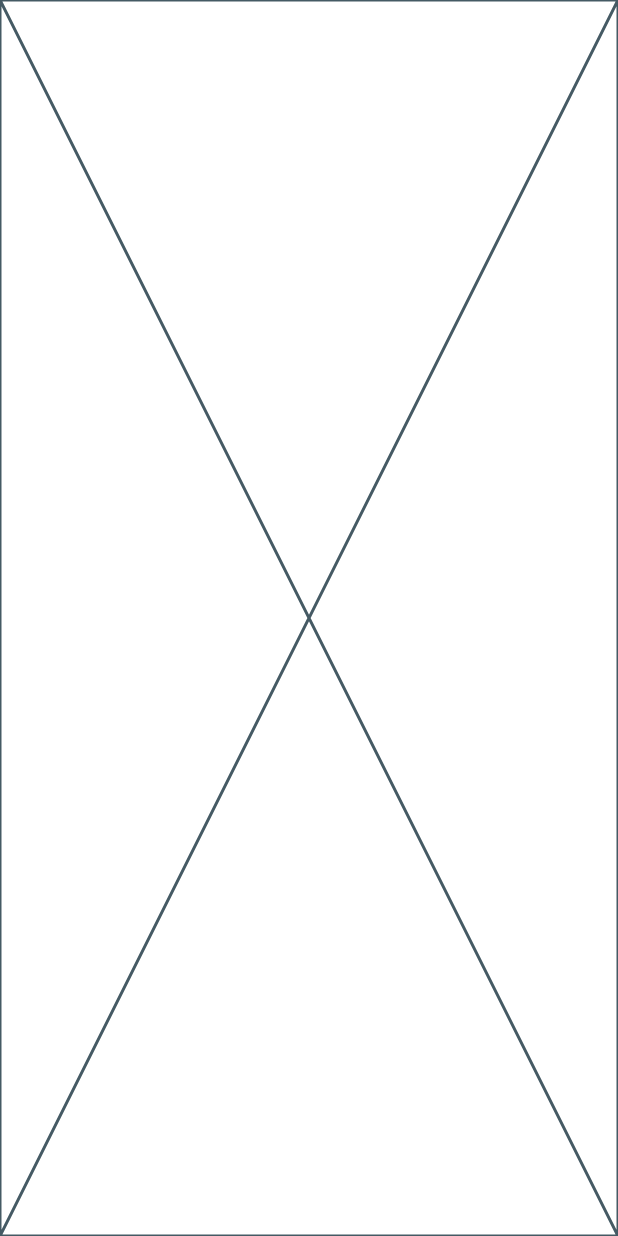
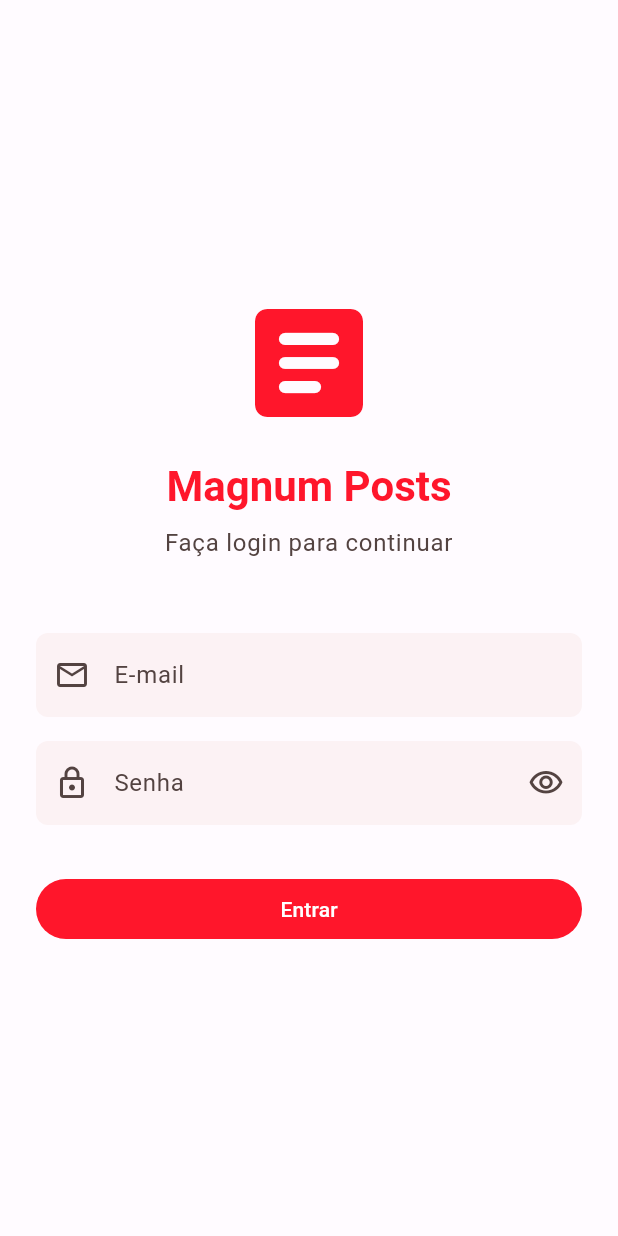
Before and after one commit to LucasMonteir0/magnum-posts, a Flutter app: the screen it shows after launch, on a phone screen of 412 x 824 dp. Run offline on Flutter 3.47's test engine with Material 3 defaults, Android fonts, the phone set to English and light mode, and no system bars; our stand-ins replace cloud_firestore, dio, equatable, firebase_auth, firebase_core, flutter_animate and 2 more; accounts and stored records are empty.

Commit message:
FEAT: create sign in view and implement business logic with bloc

```diff
--- a/lib/modules/auth/presentation/views/sign_in_view.dart
+++ b/lib/modules/auth/presentation/views/sign_in_view.dart
@@ -1,10 +1,138 @@
-import "package:flutter/widgets.dart";
+import "package:flutter/material.dart";
+import "package:flutter_bloc/flutter_bloc.dart";
+import "package:flutter_modular/flutter_modular.dart";
 
-class SignInView extends StatelessWidget {
+import "../../../commons/presentation/components/app_button.dart";
+import "../../../commons/presentation/components/app_text_field.dart";
+import "../../../commons/utils/config/routes.dart";
+import "../../../commons/utils/helpers/toast_helper.dart";
+import "../../../commons/utils/resources/theme/app_theme.dart";
+import "../../../commons/utils/states/base_state.dart";
+import "../../../commons/utils/validators/app_input_validators.dart";
+import "../blocs/sign_in_bloc.dart";
+
+class SignInView extends StatefulWidget {
   const SignInView({super.key});
 
   @override
+  State<SignInView> createState() => _SignInViewState();
+}
+
+class _SignInViewState extends State<SignInView> {
+  late final SignInBloc _bloc;
+  final _formKey = GlobalKey<FormState>();
+  final _emailController = TextEditingController();
+  final _passwordController = TextEditingController();
+
+  @override
+  void initState() {
+    super.initState();
+    _bloc = Modular.get<SignInBloc>();
+  }
+
+  @override
+  void dispose() {
+    _emailController.dispose();
+    _passwordController.dispose();
+    super.dispose();
+  }
+
+  void _onSignIn() {
+    if (_formKey.currentState?.validate() ?? false) {
+      _bloc.call(_emailController.text.trim(), _passwordController.text);
+    }
+  }
+
+  @override
   Widget build(BuildContext context) {
-    return const Placeholder();
+    final theme = Theme.of(context);
+    final colorScheme = theme.colorScheme;
+
+    return Scaffold(
+      body: BlocConsumer<SignInBloc, BaseState>(
+        bloc: _bloc,
+        listener: (context, state) {
+          if (state is SuccessState) {
+            ToastHelper.showSuccess(context, "Login realizado com sucesso");
+            Modular.to.navigate(Routes.posts + Routes.root);
+          } else if (state is ErrorState) {
+            ToastHelper.showError(context, state.error.message);
+          }
+        },
+        builder: (context, state) {
+          final isLoading = state is LoadingState;
+
+          return SafeArea(
+            child: Center(
+              child: SingleChildScrollView(
+                padding: const EdgeInsets.all(AppSpacing.lg),
+                child: Form(
+                  key: _formKey,
+                  child: Column(
+                    mainAxisAlignment: MainAxisAlignment.center,
+                    crossAxisAlignment: CrossAxisAlignment.stretch,
+                    children: [
+                      Icon(
+                        Icons.article_rounded,
+                        size: AppSizes.avatarXl,
+                        color: colorScheme.primary,
+                      ),
+                      const SizedBox(height: AppSpacing.md),
+                      Text(
+                        "Magnum Posts",
+                        style: theme.textTheme.headlineMedium?.copyWith(
+                          fontWeight: FontWeight.bold,
+                          color: colorScheme.primary,
+                        ),
+                        textAlign: TextAlign.center,
+                      ),
+                      const SizedBox(height: AppSpacing.xs),
+                      Text(
+                        "Faça login para continuar",
+                        style: theme.textTheme.bodyLarge?.copyWith(
+                          color: colorScheme.onSurfaceVariant,
+                        ),
+                        textAlign: TextAlign.center,
+                      ),
+                      const SizedBox(height: AppSpacing.xxl),
+
+                      AppTextField(
+                        controller: _emailController,
+                        keyboardType: TextInputType.emailAddress,
+                        textInputAction: TextInputAction.next,
+                        enabled: !isLoading,
+                        labelText: "E-mail",
+                        hintText: "seu@email.com",
+                        prefixIcon: Icons.email_outlined,
+                        validator: AppInputValidators.email,
+                      ),
+                      const SizedBox(height: AppSpacing.md),
+
+                      AppTextField(
+                        controller: _passwordController,
+                        textInputAction: TextInputAction.done,
+                        enabled: !isLoading,
+                        isPassword: true,
+                        labelText: "Senha",
+                        hintText: "••••••••",
+                        onFieldSubmitted: (_) => _onSignIn(),
+                        validator: AppInputValidators.password,
+                      ),
+                      const SizedBox(height: AppSpacing.xl),
+
+                      AppButton.filled(
+                        text: "Entrar",
+                        isLoading: isLoading,
+                        onPressed: _onSignIn,
+                      ),
+                    ],
+                  ),
+                ),
+              ),
+            ),
+          );
+        },
+      ),
+    );
   }
 }
```
